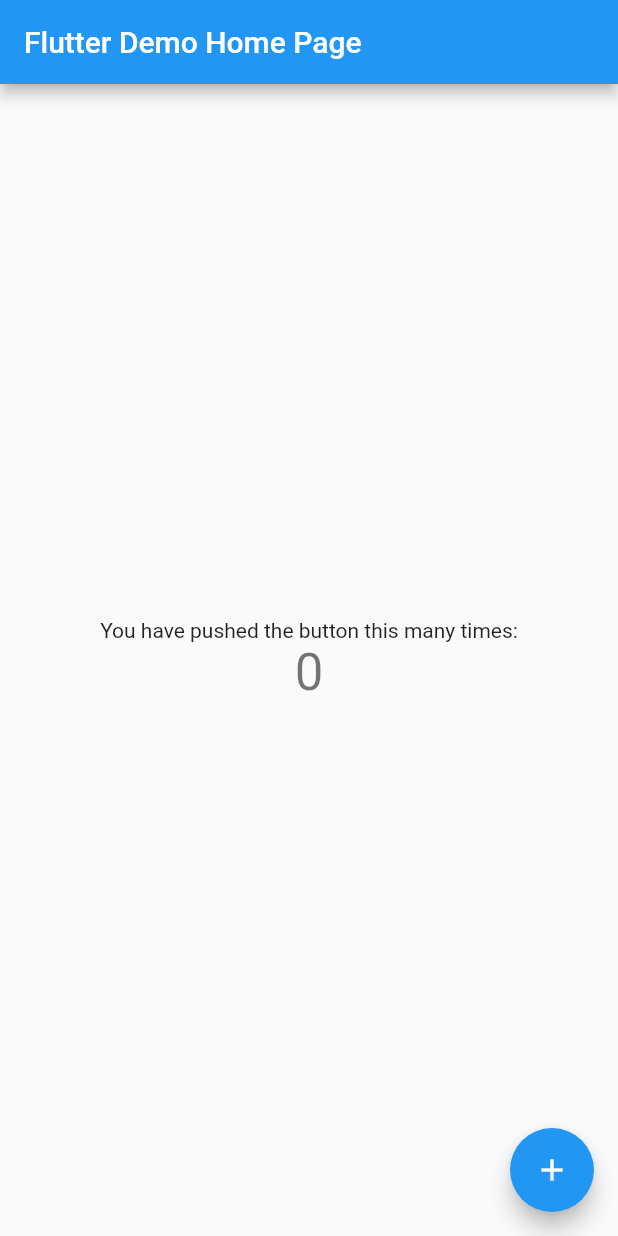
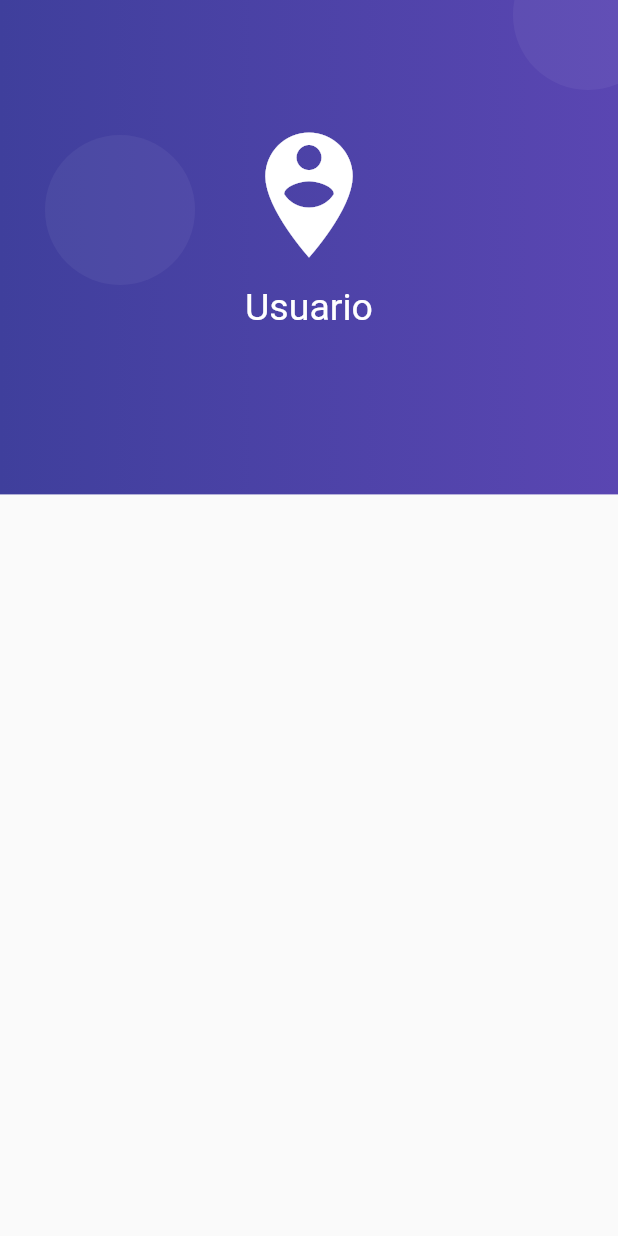
Before and after one commit to SysJulio/ProyectoMovilAnalisis2, a Flutter app: the screen it shows after launch, on a phone screen of 412 x 824 dp. Run offline on Flutter 3.47's test engine with Material 2 defaults, Android fonts, the phone set to English and light mode, and no system bars.

Commit message:
Formulario1

```diff
--- a/lib/main.dart
+++ b/lib/main.dart
@@ -1,117 +1,20 @@
 import 'package:flutter/material.dart';
+import 'package:formulario/src/pages/home_page.dart';
+import 'package:formulario/src/pages/login_page.dart';
 
-void main() {
-  runApp(MyApp());
-}
+void main() => runApp(MyApp());
 
 class MyApp extends StatelessWidget {
-  // This widget is the root of your application.
   @override
   Widget build(BuildContext context) {
     return MaterialApp(
-      title: 'Flutter Demo',
-      theme: ThemeData(
-        // This is the theme of your application.
-        //
-        // Try running your application with "flutter run". You'll see the
-        // application has a blue toolbar. Then, without quitting the app, try
-        // changing the primarySwatch below to Colors.green and then invoke
-        // "hot reload" (press "r" in the console where you ran "flutter run",
-        // or simply save your changes to "hot reload" in a Flutter IDE).
-        // Notice that the counter didn't reset back to zero; the application
-        // is not restarted.
-        primarySwatch: Colors.blue,
-        // This makes the visual density adapt to the platform that you run
-        // the app on. For desktop platforms, the controls will be smaller and
-        // closer together (more dense) than on mobile platforms.
-        visualDensity: VisualDensity.adaptivePlatformDensity,
-      ),
-      home: MyHomePage(title: 'Flutter Demo Home Page'),
+      debugShowCheckedModeBanner: false,
+      title: 'Material App',
+      initialRoute: 'login',
+      routes: {
+        'login': (BuildContext context) => LoginPage(),
+        'home': (BuildContext context) => HomePage(),
+      },
     );
   }
 }
-
-class MyHomePage extends StatefulWidget {
-  MyHomePage({Key key, this.title}) : super(key: key);
-
-  // This widget is the home page of your application. It is stateful, meaning
-  // that it has a State object (defined below) that contains fields that affect
-  // how it looks.
-
-  // This class is the configuration for the state. It holds the values (in this
-  // case the title) provided by the parent (in this case the App widget) and
-  // used by the build method of the State. Fields in a Widget subclass are
-  // always marked "final".
-
-  final String title;
-
-  @override
-  _MyHomePageState createState() => _MyHomePageState();
-}
-
-class _MyHomePageState extends State<MyHomePage> {
-  int _counter = 0;
-
-  void _incrementCounter() {
-    setState(() {
-      // This call to setState tells the Flutter framework that something has
-      // changed in this State, which causes it to rerun the build method below
-      // so that the display can reflect the updated values. If we changed
-      // _counter without calling setState(), then the build method would not be
-      // called again, and so nothing would appear to happen.
-      _counter++;
-    });
-  }
-
-  @override
-  Widget build(BuildContext context) {
-    // This method is rerun every time setState is called, for instance as done
-    // by the _incrementCounter method above.
-    //
-    // The Flutter framework has been optimized to make rerunning build methods
-    // fast, so that you can just rebuild anything that needs updating rather
-    // than having to individually change instances of widgets.
-    return Scaffold(
-      appBar: AppBar(
-        // Here we take the value from the MyHomePage object that was created by
-        // the App.build method, and use it to set our appbar title.
-        title: Text(widget.title),
-      ),
-      body: Center(
-        // Center is a layout widget. It takes a single child and positions it
-        // in the middle of the parent.
-        child: Column(
-          // Column is also a layout widget. It takes a list of children and
-          // arranges them vertically. By default, it sizes itself to fit its
-          // children horizontally, and tries to be as tall as its parent.
-          //
-          // Invoke "debug painting" (press "p" in the console, choose the
-          // "Toggle Debug Paint" action from the Flutter Inspector in Android
-          // Studio, or the "Toggle Debug Paint" command in Visual Studio Code)
-          // to see the wireframe for each widget.
-          //
-          // Column has various properties to control how it sizes itself and
-          // how it positions its children. Here we use mainAxisAlignment to
-          // center the children vertically; the main axis here is the vertical
-          // axis because Columns are vertical (the cross axis would be
-          // horizontal).
-          mainAxisAlignment: MainAxisAlignment.center,
-          children: <Widget>[
-            Text(
-              'You have pushed the button this many times:',
-            ),
-            Text(
-              '$_counter',
-              style: Theme.of(context).textTheme.headline4,
-            ),
-          ],
-        ),
-      ),
-      floatingActionButton: FloatingActionButton(
-        onPressed: _incrementCounter,
-        tooltip: 'Increment',
-        child: Icon(Icons.add),
-      ), // This trailing comma makes auto-formatting nicer for build methods.
-    );
-  }
-}
--- /dev/null
+++ b/lib/src/pages/home_page.dart
@@ -0,0 +1,12 @@
+import 'package:flutter/material.dart';
+
+class HomePage extends StatelessWidget {
+  @override
+  Widget build(BuildContext context) {
+    return Scaffold(
+      appBar: AppBar(
+        title: Text('Home Page'),
+      ),
+    );
+  }
+}
--- /dev/null
+++ b/lib/src/pages/login_page.dart
@@ -0,0 +1,57 @@
+import 'package:flutter/material.dart';
+
+class LoginPage extends StatelessWidget {
+  @override
+  Widget build(BuildContext context) {
+    return Scaffold(
+        body: Stack(
+      children: <Widget>[
+        _crearFondo(context),
+      ],
+    ));
+  }
+
+  Widget _crearFondo(BuildContext context) {
+    final size = MediaQuery.of(context).size;
+
+    final fondoMorado = Container(
+      height: size.height * 0.4,
+      width: double.infinity,
+      decoration: BoxDecoration(
+          gradient: LinearGradient(colors: <Color>[
+        Color.fromRGBO(63, 63, 156, 1.0),
+        Color.fromRGBO(90, 70, 178, 1.0)
+      ])),
+    );
+
+    final circulo = Container(
+      width: 100.0,
+      height: 100.0,
+      decoration: BoxDecoration(
+          borderRadius: BorderRadius.circular(100.0),
+          color: Color.fromRGBO(255, 255, 255, 0.05)),
+    );
+
+    return Stack(
+      children: <Widget>[
+        fondoMorado,
+        Positioned(top: 90.0, left: 30.0, child: circulo),
+        Positioned(top: -40.0, right: -30.0, child: circulo),
+        Positioned(bottom: -50.0, right: -10.0, child: circulo),
+        Positioned(bottom: 120.0, right: 20.0, child: circulo),
+        Positioned(bottom: -50.0, left: -20.0, child: circulo),
+        Container(
+          padding: EdgeInsets.only(top: 80.0),
+          child: Column(
+            children: <Widget>[
+              Icon(Icons.person_pin_circle, color: Colors.white, size: 100.0),
+              SizedBox(height: 10.0, width: double.infinity),
+              Text('Usuario',
+                  style: TextStyle(color: Colors.white, fontSize: 25.0))
+            ],
+          ),
+        )
+      ],
+    );
+  }
+}
```
Also changed, not shown: 2 other files.
